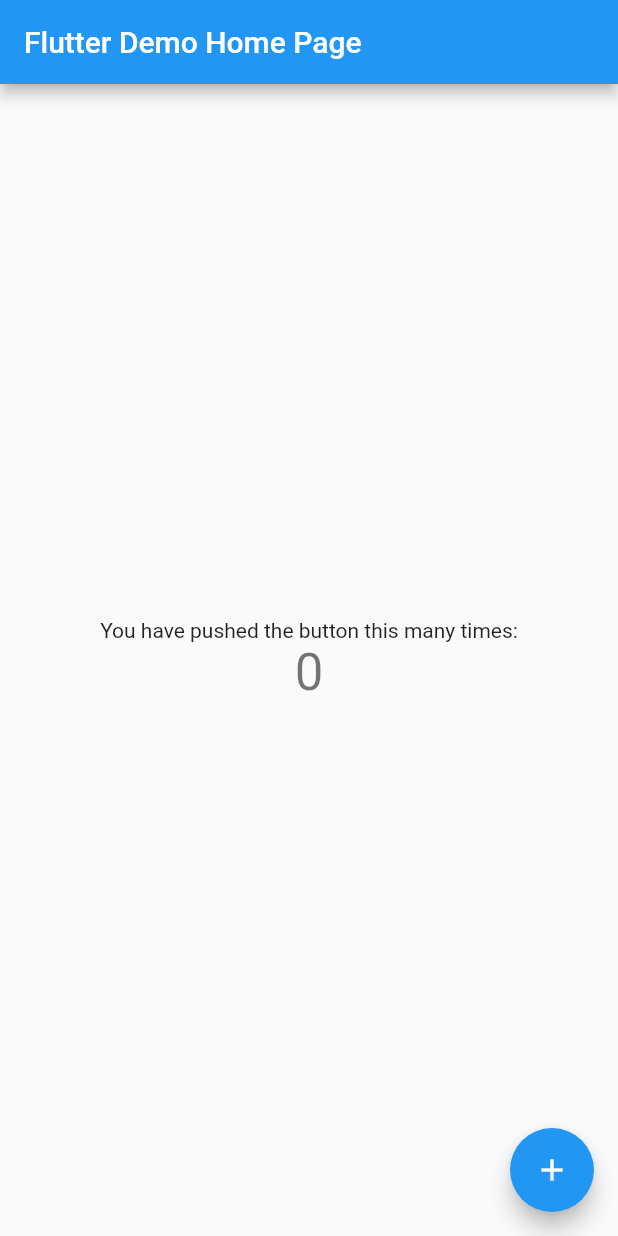
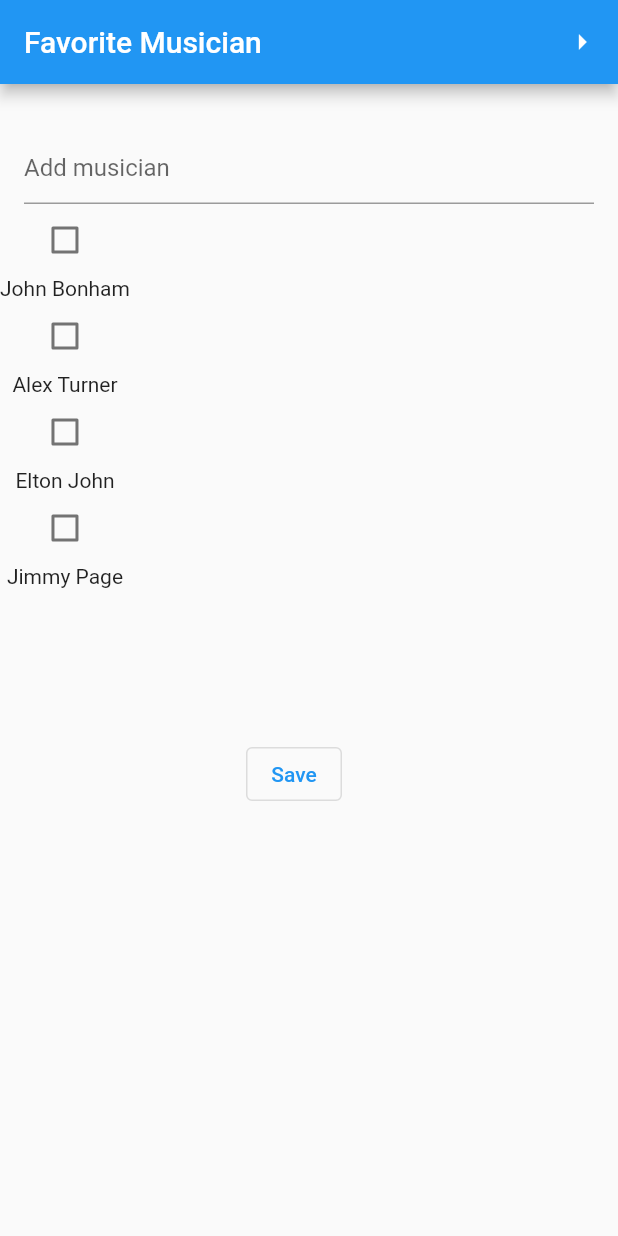
Before and after one commit to gu-tig169-ht21/guscurda, a Flutter app: the screen it shows after launch, on a phone screen of 412 x 824 dp. Run offline on Flutter 3.47's test engine with Material 2 defaults, Android fonts, the phone set to English and light mode, and no system bars.

Commit message:
Inlämning_1

```diff
--- a/lib/main.dart
+++ b/lib/main.dart
@@ -1,115 +1,120 @@
 import 'package:flutter/material.dart';
 
 void main() {
-  runApp(const MyApp());
+  runApp(MyApp());
 }
 
 class MyApp extends StatelessWidget {
-  const MyApp({Key? key}) : super(key: key);
-
-  // This widget is the root of your application.
   @override
   Widget build(BuildContext context) {
     return MaterialApp(
-      title: 'Flutter Demo',
-      theme: ThemeData(
-        // This is the theme of your application.
-        //
-        // Try running your application with "flutter run". You'll see the
-        // application has a blue toolbar. Then, without quitting the app, try
-        // changing the primarySwatch below to Colors.green and then invoke
-        // "hot reload" (press "r" in the console where you ran "flutter run",
-        // or simply save your changes to "hot reload" in a Flutter IDE).
-        // Notice that the counter didn't reset back to zero; the application
-        // is not restarted.
-        primarySwatch: Colors.blue,
-      ),
-      home: const MyHomePage(title: 'Flutter Demo Home Page'),
+      home: MainView(),
     );
   }
 }
 
-class MyHomePage extends StatefulWidget {
-  const MyHomePage({Key? key, required this.title}) : super(key: key);
-
-  // This widget is the home page of your application. It is stateful, meaning
-  // that it has a State object (defined below) that contains fields that affect
-  // how it looks.
-
-  // This class is the configuration for the state. It holds the values (in this
-  // case the title) provided by the parent (in this case the App widget) and
-  // used by the build method of the State. Fields in a Widget subclass are
-  // always marked "final".
-
-  final String title;
-
-  @override
-  State<MyHomePage> createState() => _MyHomePageState();
-}
-
-class _MyHomePageState extends State<MyHomePage> {
-  int _counter = 0;
-
-  void _incrementCounter() {
-    setState(() {
-      // This call to setState tells the Flutter framework that something has
-      // changed in this State, which causes it to rerun the build method below
-      // so that the display can reflect the updated values. If we changed
-      // _counter without calling setState(), then the build method would not be
-      // called again, and so nothing would appear to happen.
-      _counter++;
-    });
-  }
-
+class MainView extends StatelessWidget {
   @override
   Widget build(BuildContext context) {
-    // This method is rerun every time setState is called, for instance as done
-    // by the _incrementCounter method above.
-    //
-    // The Flutter framework has been optimized to make rerunning build methods
-    // fast, so that you can just rebuild anything that needs updating rather
-    // than having to individually change instances of widgets.
     return Scaffold(
       appBar: AppBar(
-        // Here we take the value from the MyHomePage object that was created by
-        // the App.build method, and use it to set our appbar title.
-        title: Text(widget.title),
+        title: Text("Favorite Musician"),
+        actions: [
+          IconButton(
+            icon: Icon(Icons.arrow_right),
+            onPressed: () {
+              Navigator.push(context,
+                  MaterialPageRoute(builder: (context) => SecondView()));
+            },
+          )
+        ],
       ),
       body: Center(
-        // Center is a layout widget. It takes a single child and positions it
-        // in the middle of the parent.
         child: Column(
-          // Column is also a layout widget. It takes a list of children and
-          // arranges them vertically. By default, it sizes itself to fit its
-          // children horizontally, and tries to be as tall as its parent.
-          //
-          // Invoke "debug painting" (press "p" in the console, choose the
-          // "Toggle Debug Paint" action from the Flutter Inspector in Android
-          // Studio, or the "Toggle Debug Paint" command in Visual Studio Code)
-          // to see the wireframe for each widget.
-          //
-          // Column has various properties to control how it sizes itself and
-          // how it positions its children. Here we use mainAxisAlignment to
-          // center the children vertically; the main axis here is the vertical
-          // axis because Columns are vertical (the cross axis would be
-          // horizontal).
-          mainAxisAlignment: MainAxisAlignment.center,
-          children: <Widget>[
-            const Text(
-              'You have pushed the button this many times:',
-            ),
-            Text(
-              '$_counter',
-              style: Theme.of(context).textTheme.headline4,
-            ),
+          mainAxisAlignment: MainAxisAlignment.start,
+          crossAxisAlignment: CrossAxisAlignment.start,
+          children: [
+            Container(height: 32),
+            Container(
+                margin: EdgeInsets.only(left: 16, right: 16),
+                child: TextField(
+                  decoration: InputDecoration(hintText: 'Add musician'),
+                )),
+            _checkboxRow(),
+            Container(height: 100),
+            _button(),
           ],
         ),
       ),
-      floatingActionButton: FloatingActionButton(
-        onPressed: _incrementCounter,
-        tooltip: 'Increment',
-        child: const Icon(Icons.add),
-      ), // This trailing comma makes auto-formatting nicer for build methods.
+    );
+  }
+
+  Widget _appbar() {
+    return Container(
+      height: 53,
+      decoration: BoxDecoration(color: Colors.blueGrey),
+      child: Center(
+        child: Text(
+          'Favorite musician',
+          style: TextStyle(color: Colors.white),
+        ),
+      ),
+    );
+  }
+
+  Widget _checkboxRow() {
+    return Column(
+      children: [
+        Checkbox(
+          value: false,
+          onChanged: (val) {
+            print('Good choise');
+          },
+        ),
+        Text('John Bonham'),
+        Checkbox(
+          value: false,
+          onChanged: (val) {
+            print('Good choise');
+          },
+        ),
+        Text('Alex Turner'),
+        Checkbox(
+          value: false,
+          onChanged: (val) {
+            print('Good choise');
+          },
+        ),
+        Text('Elton John'),
+        Checkbox(
+          value: false,
+          onChanged: (val) {
+            print('Good choise');
+          },
+        ),
+        Text('Jimmy Page'),
+      ],
+    );
+  }
+
+  Widget _button() {
+    return Row(
+      mainAxisAlignment: MainAxisAlignment.center,
+      children: [
+        OutlinedButton(
+          onPressed: () {},
+          child: Text("Save"),
+        ),
+        Container(width: 20),
+      ],
     );
   }
 }
+
+class SecondView extends StatelessWidget {
+  Widget build(BuildContext context) {
+    return Scaffold(
+      appBar: AppBar(),
+    );
+  }
+}
```
Also changed, not shown: 2 other files.
